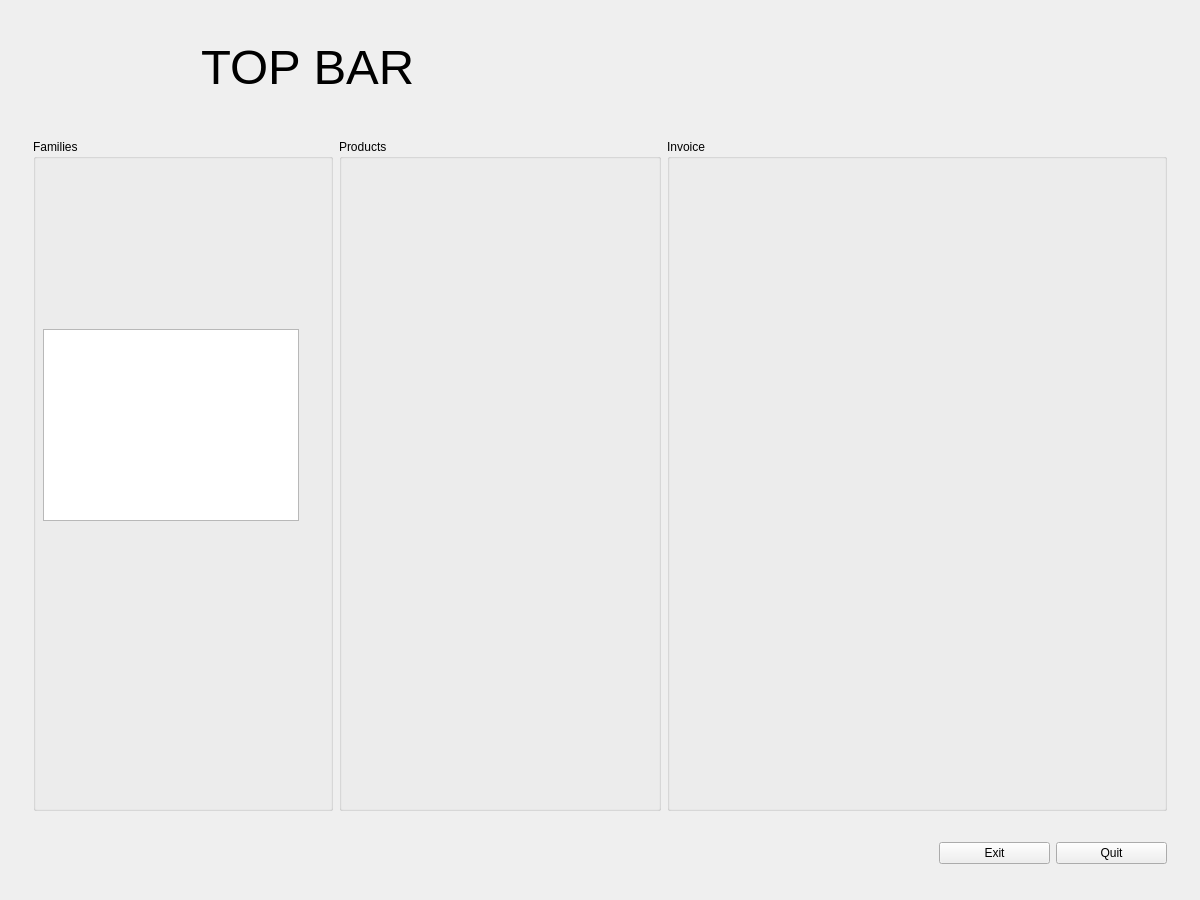
The window that penyamanager/mainwindow.ui (eguzki/penyamanager) describes before a commit, drawn with Qt 5.
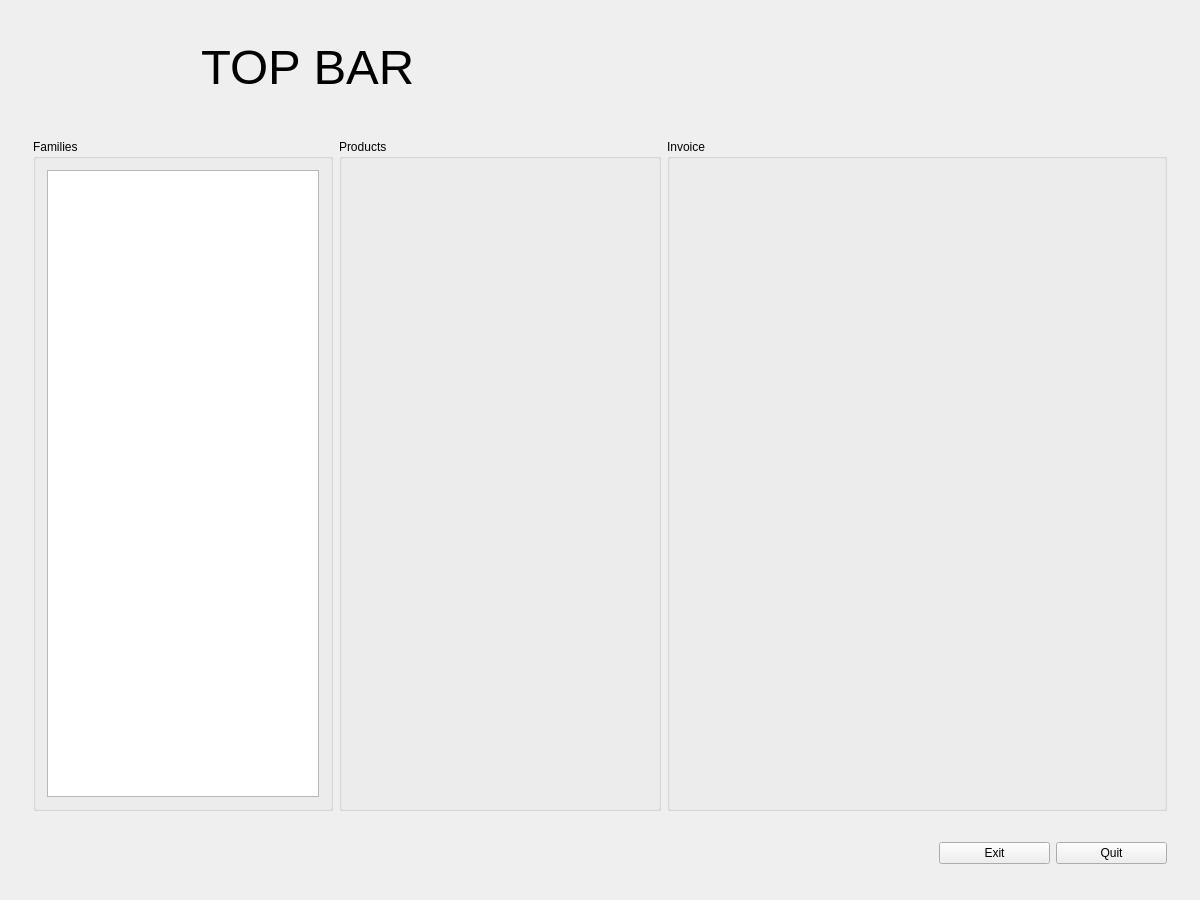
The same window after the commit.

The edit to the form file:
```diff
--- a/penyamanager/mainwindow.ui
+++ b/penyamanager/mainwindow.ui
@@ -83,16 +83,24 @@
            <property name="title">
             <string>Families</string>
            </property>
+           <layout class="QHBoxLayout" name="horizontalLayout_3">
+            <item>
            <widget class="QListView" name="familyListView">
-            <property name="geometry">
-             <rect>
-              <x>10</x>
-              <y>190</y>
-              <width>256</width>
-              <height>192</height>
-             </rect>
-            </property>
-           </widget>
+              <property name="movement">
+               <enum>QListView::Static</enum>
+              </property>
+              <property name="flow">
+               <enum>QListView::TopToBottom</enum>
+              </property>
+              <property name="viewMode">
+               <enum>QListView::IconMode</enum>
+              </property>
+              <property name="uniformItemSizes">
+               <bool>true</bool>
+              </property>
+             </widget>
+            </item>
+           </layout>
           </widget>
          </item>
          <item>
```
Lines whose indentation alone changed are shown as unchanged.
